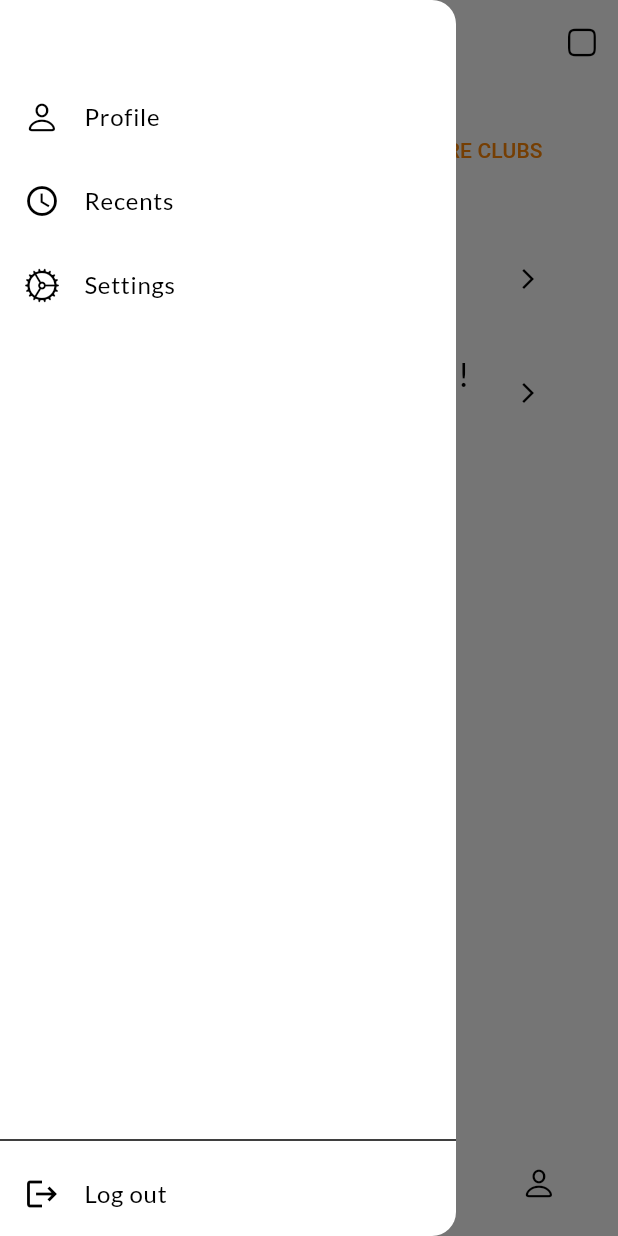
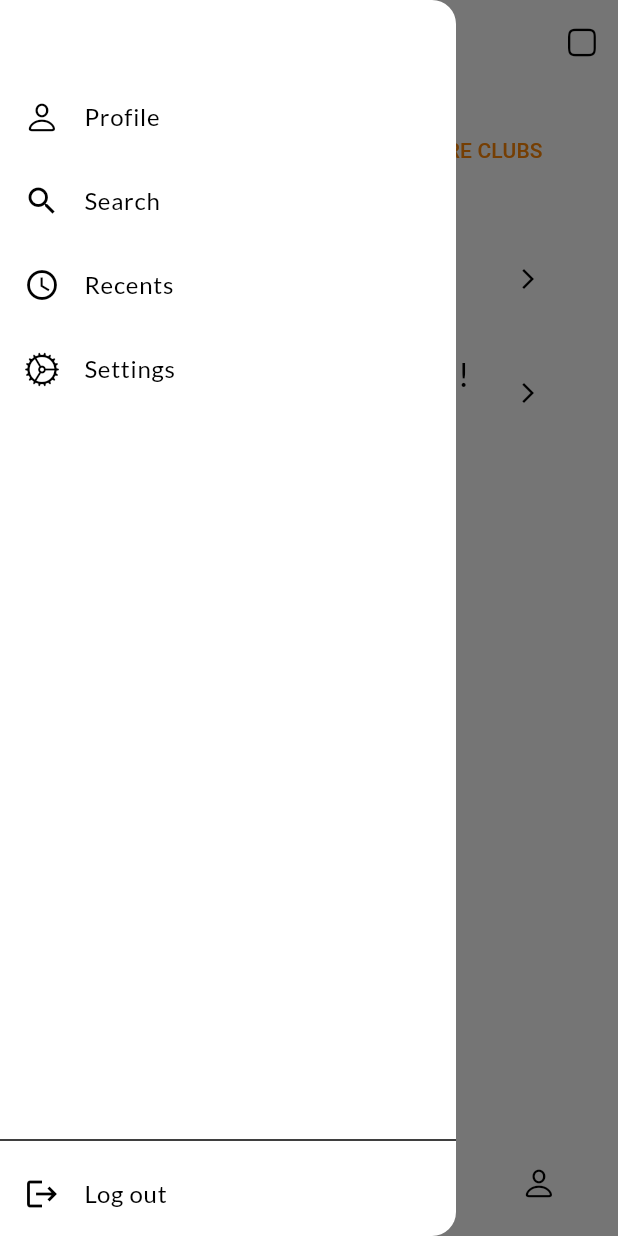
Before and after one commit to whaticecelik/Buddy, a Flutter app: the ExploreScreen screen opened by its route, with the side drawer open, on a phone screen of 412 x 824 dp. Run offline on Flutter 3.47's test engine with Material 3 defaults, Android fonts, the phone set to English and light mode, and no system bars; our stand-ins replace go_router, google_fonts, lottie; missing offline and left inert: dotlottie_loader.

Commit message:
drawerlara search eklendi.

```diff
--- a/lib/screens/call_screen.dart
+++ b/lib/screens/call_screen.dart
@@ -41,6 +41,11 @@ class CallScreen extends StatelessWidget{
                 onTap: () => context.push("/profile"),
               ),
               ListTile(
+                leading: Icon(Icons.search),
+                title: Text('Search'),
+                onTap: (){},
+              ),
+              ListTile(
                 leading: Icon(Icons.access_time),
                 title: const Text("Recents"),
                 onTap: (){
--- a/lib/screens/explore_clubs.dart
+++ b/lib/screens/explore_clubs.dart
@@ -38,6 +38,11 @@ class ExploreScreen extends StatelessWidget{
               leading: Icon(CupertinoIcons.person),
               title: Text('Profile'),
               onTap: () => context.push("/profile"),
+            ),
+            ListTile(
+              leading: Icon(Icons.search),
+              title: Text('Search'),
+              onTap: (){},
             ),
             ListTile(
               leading: Icon(Icons.access_time),
--- a/lib/screens/home_screen.dart
+++ b/lib/screens/home_screen.dart
@@ -39,6 +39,11 @@ class HomeScreen extends StatelessWidget{
               leading: Icon(CupertinoIcons.person),
               title: Text('Profile'),
               onTap: () => context.push("/profile"),
+            ),
+            ListTile(
+              leading: Icon(Icons.search),
+              title: Text('Search'),
+              onTap: (){},
             ),
             ListTile(
               leading: Icon(Icons.access_time),
--- a/lib/screens/msg_screen.dart
+++ b/lib/screens/msg_screen.dart
@@ -42,6 +42,11 @@ class MsgScreen extends StatelessWidget{
                 onTap: () => context.push("/profile"),
               ),
               ListTile(
+                leading: Icon(Icons.search),
+                title: Text('Search'),
+                onTap: (){},
+              ),
+              ListTile(
                 leading: Icon(Icons.access_time),
                 title: const Text("Recents"),
                 onTap: (){
--- a/lib/screens/notify_screen.dart
+++ b/lib/screens/notify_screen.dart
@@ -45,6 +45,11 @@ class NotifyScreen extends StatelessWidget{
                 onTap: () => context.push("/profile"),
               ),
               ListTile(
+                leading: Icon(Icons.search),
+                title: Text('Search'),
+                onTap: (){},
+              ),
+              ListTile(
                 leading: Icon(Icons.access_time),
                 title: const Text("Recents"),
                 onTap: (){
--- a/lib/screens/profile_screen.dart
+++ b/lib/screens/profile_screen.dart
@@ -38,6 +38,11 @@ class ProfileScreen extends StatelessWidget{
                 leading: Icon(CupertinoIcons.person),
                 title: Text('Profile'),
                 onTap: () => context.push("/profile"),
+              ),
+              ListTile(
+                leading: Icon(Icons.search),
+                title: Text('Search'),
+                onTap: (){},
               ),
               ListTile(
                 leading: Icon(Icons.access_time),
```
